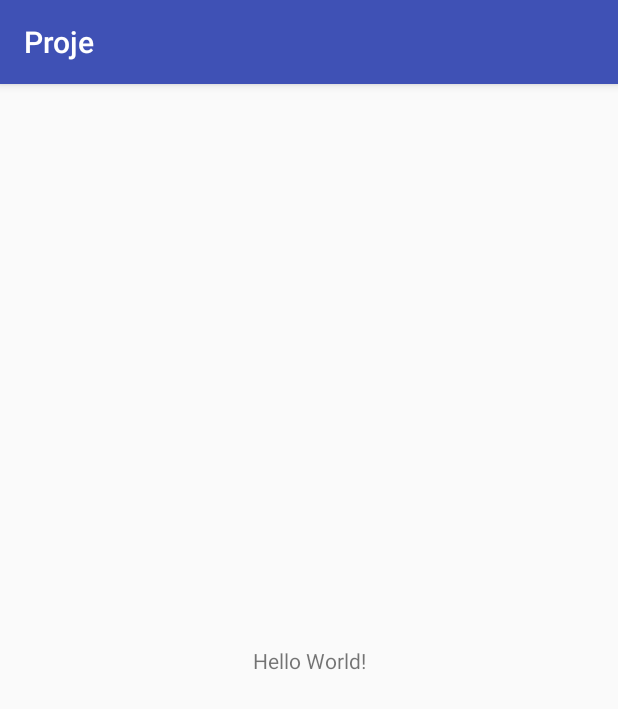
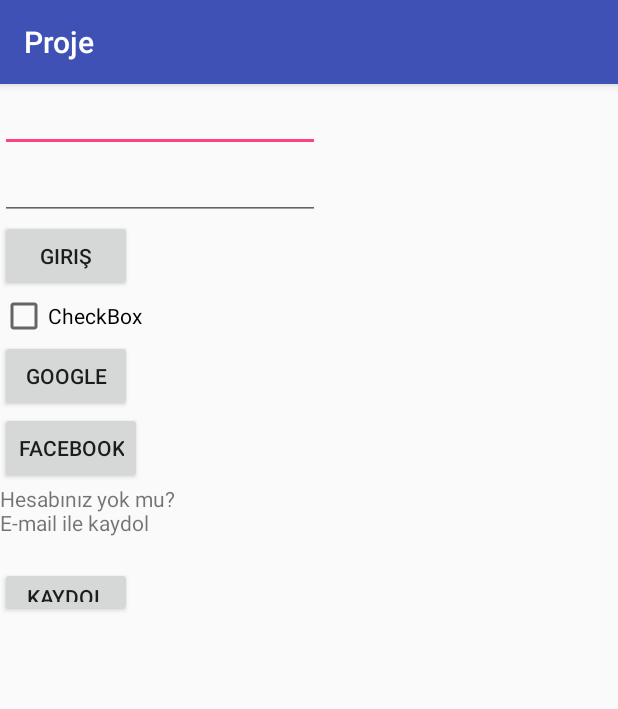
Before and after one commit to SezinKokum/ProjeX, an Android app: the screen it shows after launch (Login), on a phone screen of 412 x 824 dp. Shown: the top 709 px of the screen. Run offline under Robolectric (Android 15) with nearby library versions, the phone set to English and light mode, and no system bars; our stand-ins replace Firebase (no records; nobody signed in at launch, a user with empty details on screens opened directly).

Commit message:
database e veri kaydediyor dizaynsız hali

```diff
--- a/app/build.gradle
+++ b/app/build.gradle
@@ -26,5 +26,10 @@ dependencies {
     })
     compile 'com.android.support:appcompat-v7:26.+'
     compile 'com.android.support.constraint:constraint-layout:1.0.2'
+    compile 'com.google.firebase:firebase-database:10.0.1'
     testCompile 'junit:junit:4.12'
 }
+
+
+
+apply plugin: 'com.google.gms.google-services'
--- a/app/src/main/AndroidManifest.xml
+++ b/app/src/main/AndroidManifest.xml
@@ -2,6 +2,7 @@
 <manifest xmlns:android="http://schemas.android.com/apk/res/android"
     package="com.tatlicilar.proje">
 
+    <uses-permission android:name="android.permission.INTERNET"></uses-permission>
     <application
         android:allowBackup="true"
         android:icon="@mipmap/ic_launcher"
@@ -16,6 +17,7 @@
                 <category android:name="android.intent.category.LAUNCHER" />
             </intent-filter>
         </activity>
+        <activity android:name=".KayitOl" />
     </application>
 
 </manifest>
--- a/app/src/main/java/com/tatlicilar/proje/Login.java
+++ b/app/src/main/java/com/tatlicilar/proje/Login.java
@@ -1,13 +1,50 @@
 package com.tatlicilar.proje;
 
+import android.content.Intent;
 import android.support.v7.app.AppCompatActivity;
 import android.os.Bundle;
+import android.view.View;
+import android.widget.Button;
+import android.widget.CheckBox;
+import android.widget.EditText;
+import android.widget.TextView;
+import com.google.firebase.FirebaseApp;
+import com.google.firebase.database.DataSnapshot;
+import com.google.firebase.database.DatabaseError;
+import com.google.firebase.database.DatabaseReference;
+import com.google.firebase.database.FirebaseDatabase;
+import com.google.firebase.database.ValueEventListener;
 
 public class Login extends AppCompatActivity {
 
+    private EditText email;
+    private EditText password;
+    private Button girisBtn;
+    private CheckBox beniHatirla;
+    private Button facebookBtn;
+    private Button googleBtn;
+    private Button kaydolBtn;
+
+    Intent intent;
     @Override
     protected void onCreate(Bundle savedInstanceState) {
         super.onCreate(savedInstanceState);
         setContentView(R.layout.activity_login);
+        email = (EditText)findViewById(R.id.email);
+        password = (EditText)findViewById(R.id.password);
+        girisBtn = (Button)findViewById(R.id.girisBtn);
+        beniHatirla = (CheckBox)findViewById(R.id.beniHatirla);
+        facebookBtn = (Button)findViewById(R.id.facebook);
+        googleBtn = (Button)findViewById(R.id.google);
+        kaydolBtn = (Button)findViewById(R.id.kayitBtn);
+
+        kaydolBtn.setOnClickListener(new View.OnClickListener() {
+            @Override
+            public void onClick(View view) {
+                intent = new Intent(Login.this, KayitOl.class);
+                startActivity(intent);
+            }
+        });
+
     }
 }
--- a/app/src/main/res/layout/activity_login.xml
+++ b/app/src/main/res/layout/activity_login.xml
@@ -1,18 +1,76 @@
 <?xml version="1.0" encoding="utf-8"?>
-<android.support.constraint.ConstraintLayout xmlns:android="http://schemas.android.com/apk/res/android"
+<LinearLayout xmlns:android="http://schemas.android.com/apk/res/android"
     xmlns:app="http://schemas.android.com/apk/res-auto"
     xmlns:tools="http://schemas.android.com/tools"
     android:layout_width="match_parent"
     android:layout_height="match_parent"
-    tools:context="com.tatlicilar.proje.Login">
+    tools:context="com.tatlicilar.proje.Login"
+    android:orientation="vertical">
+
+    <EditText
+        android:id="@+id/email"
+        android:layout_width="wrap_content"
+        android:layout_height="wrap_content"
+        android:ems="10"
+        android:inputType="textEmailAddress"
+        tools:layout_editor_absoluteX="85dp"
+        tools:layout_editor_absoluteY="155dp" />
+
+    <EditText
+        android:id="@+id/password"
+        android:layout_width="wrap_content"
+        android:layout_height="wrap_content"
+        android:ems="10"
+        android:inputType="textPassword"
+        tools:layout_editor_absoluteY="212dp"
+        tools:layout_editor_absoluteX="85dp" />
+
+    <Button
+        android:id="@+id/girisBtn"
+        android:layout_width="wrap_content"
+        android:layout_height="wrap_content"
+        android:text="Giriş"
+        tools:layout_editor_absoluteY="283dp"
+        tools:layout_editor_absoluteX="267dp" />
+
+    <CheckBox
+        android:id="@+id/beniHatirla"
+        android:layout_width="wrap_content"
+        android:layout_height="wrap_content"
+        android:text="CheckBox"
+        tools:layout_editor_absoluteX="85dp"
+        tools:layout_editor_absoluteY="269dp" />
+
+    <Button
+        android:id="@+id/google"
+        android:layout_width="wrap_content"
+        android:layout_height="wrap_content"
+        android:text="Google"
+        tools:layout_editor_absoluteY="355dp"
+        tools:layout_editor_absoluteX="212dp" />
+
+    <Button
+        android:id="@+id/facebook"
+        android:layout_width="wrap_content"
+        android:layout_height="wrap_content"
+        android:text="Facebook"
+        tools:layout_editor_absoluteY="355dp"
+        tools:layout_editor_absoluteX="85dp" />
 
     <TextView
+        android:id="@+id/textView"
+        android:layout_width="123dp"
+        android:layout_height="55dp"
+        android:text="Hesabınız yok mu? E-mail ile kaydol"
+        tools:layout_editor_absoluteX="99dp"
+        tools:layout_editor_absoluteY="437dp" />
+
+    <Button
+        android:id="@+id/kayitBtn"
         android:layout_width="wrap_content"
-        android:layout_height="wrap_content"
-        android:text="Hello World!"
-        app:layout_constraintBottom_toBottomOf="parent"
-        app:layout_constraintLeft_toLeftOf="parent"
-        app:layout_constraintRight_toRightOf="parent"
-        app:layout_constraintTop_toTopOf="parent" />
+        android:layout_height="33dp"
+        android:text="Kaydol"
+        tools:layout_editor_absoluteY="437dp"
+        tools:layout_editor_absoluteX="225dp" />
 
-</android.support.constraint.ConstraintLayout>
+</LinearLayout>
--- a/build.gradle
+++ b/build.gradle
@@ -9,6 +9,7 @@ buildscript {
 
         // NOTE: Do not place your application dependencies here; they belong
         // in the individual module build.gradle files
+        classpath 'com.google.gms:google-services:3.0.0'
     }
 }
 
```
Also changed, not shown: app/src/main/java/com/tatlicilar/listviewapplication/MainActivity.java (deleted, +0 -40 lines), app/src/main/java/com/tatlicilar/proje/KayitOl.java (added, +151 -0 lines), app/src/main/java/com/tatlicilar/proje/Melek.java (added, +95 -0 lines), app/src/main/res/layout/activity_kayit_ol.xml (added, +71 -0 lines), app/src/main/res/layout/activity_melek.xml (added, +9 -0 lines).
